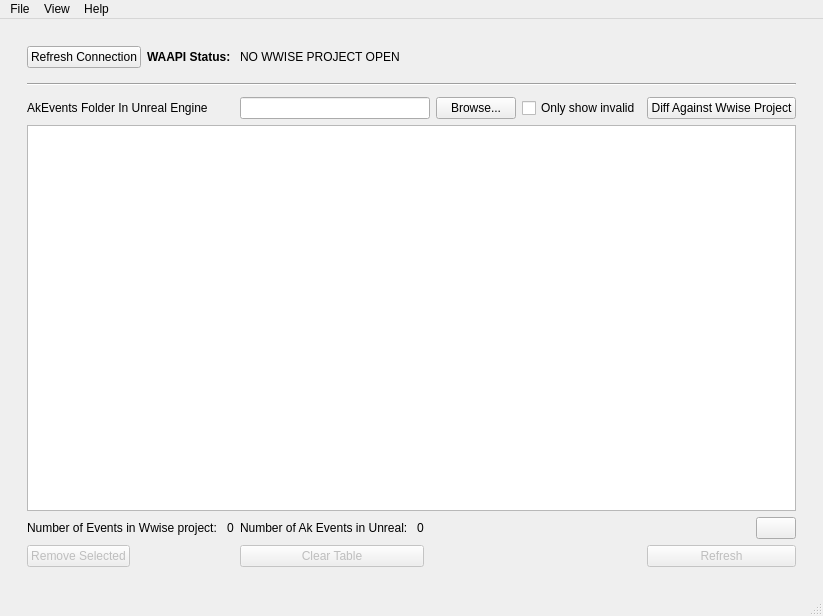
First picture: the form in src/ui/gui/MainWindow.ui, repository SoundsLikeJonny/wwise-ue-differ, before the edit.
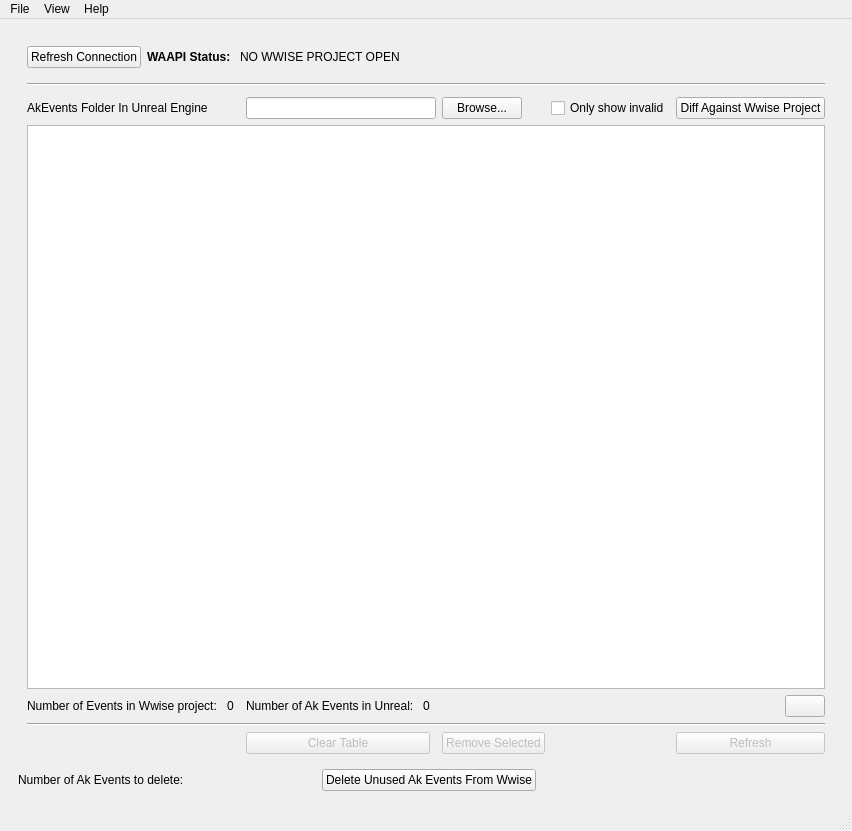
Second picture: the form after the edit.

```diff
--- a/src/ui/gui/MainWindow.ui
+++ b/src/ui/gui/MainWindow.ui
@@ -7,7 +7,7 @@
     <x>0</x>
     <y>0</y>
     <width>791</width>
-    <height>616</height>
+    <height>831</height>
    </rect>
   </property>
   <property name="windowTitle">
@@ -18,7 +18,7 @@
     <item>
      <widget class="QWidget" name="widget" native="true">
       <layout class="QGridLayout" name="gridLayout_2">
-       <item row="0" column="0">
+       <item row="1" column="0">
         <widget class="QStackedWidget" name="stackedWidget">
          <property name="currentIndex">
           <number>1</number>
@@ -114,33 +114,7 @@
          </widget>
          <widget class="QWidget" name="page_main">
           <layout class="QGridLayout" name="gridLayout_3">
-           <item row="1" column="1" colspan="6">
-            <widget class="Line" name="line">
-             <property name="lineWidth">
-              <number>0</number>
-             </property>
-             <property name="midLineWidth">
-              <number>0</number>
-             </property>
-             <property name="orientation">
-              <enum>Qt::Horizontal</enum>
-             </property>
-            </widget>
-           </item>
-           <item row="12" column="3">
-            <spacer name="horizontalSpacer">
-             <property name="orientation">
-              <enum>Qt::Horizontal</enum>
-             </property>
-             <property name="sizeHint" stdset="0">
-              <size>
-               <width>40</width>
-               <height>20</height>
-              </size>
-             </property>
-            </spacer>
-           </item>
-           <item row="5" column="4">
+           <item row="5" column="5">
             <widget class="QPushButton" name="pushButton_browse_select_ak_event_folder">
              <property name="sizePolicy">
               <sizepolicy hsizetype="Maximum" vsizetype="Fixed">
@@ -156,143 +130,7 @@
              </property>
             </widget>
            </item>
-           <item row="12" column="2">
-            <widget class="QPushButton" name="pushButton_clear_tree">
-             <property name="enabled">
-              <bool>false</bool>
-             </property>
-             <property name="text">
-              <string>Clear Table</string>
-             </property>
-            </widget>
-           </item>
-           <item row="12" column="6">
-            <widget class="QPushButton" name="pushButton_refresh">
-             <property name="enabled">
-              <bool>false</bool>
-             </property>
-             <property name="text">
-              <string>Refresh</string>
-             </property>
-            </widget>
-           </item>
-           <item row="5" column="2" colspan="2">
-            <widget class="QLineEdit" name="lineEdit_ak_events_folder_in_ue">
-             <property name="toolTip">
-              <string>For example [Path]/[To]/Content/Audio/Events</string>
-             </property>
-            </widget>
-           </item>
-           <item row="3" column="1" colspan="6">
-            <spacer name="verticalSpacer_2">
-             <property name="orientation">
-              <enum>Qt::Vertical</enum>
-             </property>
-             <property name="sizeType">
-              <enum>QSizePolicy::Fixed</enum>
-             </property>
-             <property name="sizeHint" stdset="0">
-              <size>
-               <width>20</width>
-               <height>5</height>
-              </size>
-             </property>
-            </spacer>
-           </item>
-           <item row="8" column="1" colspan="6">
-            <widget class="QListWidget" name="listWidget_ak_events"/>
-           </item>
-           <item row="10" column="1">
-            <layout class="QHBoxLayout" name="horizontalLayout_2">
-             <property name="bottomMargin">
-              <number>0</number>
-             </property>
-             <item>
-              <widget class="QLabel" name="label_3">
-               <property name="sizePolicy">
-                <sizepolicy hsizetype="Maximum" vsizetype="Preferred">
-                 <horstretch>0</horstretch>
-                 <verstretch>0</verstretch>
-                </sizepolicy>
-               </property>
-               <property name="text">
-                <string>Number of Events in Wwise project: </string>
-               </property>
-              </widget>
-             </item>
-             <item>
-              <widget class="QLabel" name="label_num_events_in_wwise_project">
-               <property name="text">
-                <string>0</string>
-               </property>
-              </widget>
-             </item>
-            </layout>
-           </item>
-           <item row="5" column="1">
-            <widget class="QLabel" name="label_2">
-             <property name="sizePolicy">
-              <sizepolicy hsizetype="Fixed" vsizetype="Preferred">
-               <horstretch>0</horstretch>
-               <verstretch>0</verstretch>
-              </sizepolicy>
-             </property>
-             <property name="text">
-              <string>AkEvents Folder In Unreal Engine</string>
-             </property>
-             <property name="alignment">
-              <set>Qt::AlignLeading|Qt::AlignLeft|Qt::AlignVCenter</set>
-             </property>
-            </widget>
-           </item>
-           <item row="10" column="2">
-            <layout class="QHBoxLayout" name="horizontalLayout_3">
-             <item>
-              <widget class="QLabel" name="label_4">
-               <property name="sizePolicy">
-                <sizepolicy hsizetype="Maximum" vsizetype="Preferred">
-                 <horstretch>0</horstretch>
-                 <verstretch>0</verstretch>
-                </sizepolicy>
-               </property>
-               <property name="text">
-                <string>Number of Ak Events in Unreal: </string>
-               </property>
-              </widget>
-             </item>
-             <item>
-              <widget class="QLabel" name="label_num_events_in_ue_project">
-               <property name="text">
-                <string>0</string>
-               </property>
-              </widget>
-             </item>
-            </layout>
-           </item>
-           <item row="5" column="6">
-            <widget class="QPushButton" name="pushButton_diff_against_wwise_project">
-             <property name="sizePolicy">
-              <sizepolicy hsizetype="Maximum" vsizetype="Fixed">
-               <horstretch>0</horstretch>
-               <verstretch>0</verstretch>
-              </sizepolicy>
-             </property>
-             <property name="toolTip">
-              <string>Populate the table with info</string>
-             </property>
-             <property name="text">
-              <string>Diff Against Wwise Project</string>
-             </property>
-            </widget>
-           </item>
-           <item row="2" column="1" colspan="6">
-            <widget class="Line" name="line_2">
-             <property name="orientation">
-              <enum>Qt::Horizontal</enum>
-             </property>
-            </widget>
-           </item>
-           <item row="10" column="6">
+           <item row="10" column="7">
             <layout class="QHBoxLayout" name="horizontalLayout_4">
              <item>
               <spacer name="horizontalSpacer_2">
@@ -325,29 +163,7 @@
              </item>
             </layout>
            </item>
-           <item row="12" column="1">
-            <widget class="QPushButton" name="pushButton_remove_selected_tree_widget_rows">
-             <property name="enabled">
-              <bool>false</bool>
-             </property>
-             <property name="sizePolicy">
-              <sizepolicy hsizetype="Maximum" vsizetype="Fixed">
-               <horstretch>0</horstretch>
-               <verstretch>0</verstretch>
-              </sizepolicy>
-             </property>
-             <property name="maximumSize">
-              <size>
-               <width>16777215</width>
-               <height>16777215</height>
-              </size>
-             </property>
-             <property name="text">
-              <string>Remove Selected</string>
-             </property>
-            </widget>
-           </item>
-           <item row="0" column="1" colspan="6">
+           <item row="0" column="1" colspan="7">
             <layout class="QHBoxLayout" name="horizontalLayout">
              <property name="bottomMargin">
               <number>0</number>
@@ -415,13 +231,204 @@
              </item>
             </layout>
            </item>
-           <item row="5" column="5">
+           <item row="10" column="1">
+            <layout class="QHBoxLayout" name="horizontalLayout_2">
+             <property name="bottomMargin">
+              <number>0</number>
+             </property>
+             <item>
+              <widget class="QLabel" name="label_3">
+               <property name="sizePolicy">
+                <sizepolicy hsizetype="Maximum" vsizetype="Preferred">
+                 <horstretch>0</horstretch>
+                 <verstretch>0</verstretch>
+                </sizepolicy>
+               </property>
+               <property name="text">
+                <string>Number of Events in Wwise project: </string>
+               </property>
+              </widget>
+             </item>
+             <item>
+              <widget class="QLabel" name="label_num_events_in_wwise_project">
+               <property name="text">
+                <string>0</string>
+               </property>
+              </widget>
+             </item>
+            </layout>
+           </item>
+           <item row="15" column="3">
+            <widget class="QPushButton" name="pushButton_clear_tree">
+             <property name="enabled">
+              <bool>false</bool>
+             </property>
+             <property name="text">
+              <string>Clear Table</string>
+             </property>
+            </widget>
+           </item>
+           <item row="5" column="7">
+            <widget class="QPushButton" name="pushButton_diff_against_wwise_project">
+             <property name="sizePolicy">
+              <sizepolicy hsizetype="Maximum" vsizetype="Fixed">
+               <horstretch>0</horstretch>
+               <verstretch>0</verstretch>
+              </sizepolicy>
+             </property>
+             <property name="toolTip">
+              <string>Populate the table with info</string>
+             </property>
+             <property name="text">
+              <string>Diff Against Wwise Project</string>
+             </property>
+            </widget>
+           </item>
+           <item row="5" column="6">
             <widget class="QCheckBox" name="checkBox_only_show_invalid">
              <property name="text">
               <string>Only show invalid</string>
              </property>
             </widget>
            </item>
+           <item row="8" column="1" colspan="7">
+            <widget class="QListWidget" name="listWidget_ak_events"/>
+           </item>
+           <item row="10" column="3">
+            <layout class="QHBoxLayout" name="horizontalLayout_3">
+             <item>
+              <widget class="QLabel" name="label_4">
+               <property name="sizePolicy">
+                <sizepolicy hsizetype="Maximum" vsizetype="Preferred">
+                 <horstretch>0</horstretch>
+                 <verstretch>0</verstretch>
+                </sizepolicy>
+               </property>
+               <property name="text">
+                <string>Number of Ak Events in Unreal: </string>
+               </property>
+              </widget>
+             </item>
+             <item>
+              <widget class="QLabel" name="label_num_events_in_ue_project">
+               <property name="text">
+                <string>0</string>
+               </property>
+              </widget>
+             </item>
+            </layout>
+           </item>
+           <item row="5" column="3" colspan="2">
+            <widget class="QLineEdit" name="lineEdit_ak_events_folder_in_ue">
+             <property name="toolTip">
+              <string>For example [Path]/[To]/Content/Audio/Events</string>
+             </property>
+            </widget>
+           </item>
+           <item row="15" column="5">
+            <widget class="QPushButton" name="pushButton_remove_selected_tree_widget_rows">
+             <property name="enabled">
+              <bool>false</bool>
+             </property>
+             <property name="sizePolicy">
+              <sizepolicy hsizetype="Maximum" vsizetype="Fixed">
+               <horstretch>0</horstretch>
+               <verstretch>0</verstretch>
+              </sizepolicy>
+             </property>
+             <property name="maximumSize">
+              <size>
+               <width>16777215</width>
+               <height>16777215</height>
+              </size>
+             </property>
+             <property name="text">
+              <string>Remove Selected</string>
+             </property>
+            </widget>
+           </item>
+           <item row="3" column="1" colspan="7">
+            <spacer name="verticalSpacer_2">
+             <property name="orientation">
+              <enum>Qt::Vertical</enum>
+             </property>
+             <property name="sizeType">
+              <enum>QSizePolicy::Fixed</enum>
+             </property>
+             <property name="sizeHint" stdset="0">
+              <size>
+               <width>20</width>
+               <height>5</height>
+              </size>
+             </property>
+            </spacer>
+           </item>
+           <item row="15" column="4">
+            <spacer name="horizontalSpacer">
+             <property name="orientation">
+              <enum>Qt::Horizontal</enum>
+             </property>
+             <property name="sizeHint" stdset="0">
+              <size>
+               <width>40</width>
+               <height>20</height>
+              </size>
+             </property>
+            </spacer>
+           </item>
+           <item row="5" column="1">
+            <widget class="QLabel" name="label_2">
+             <property name="sizePolicy">
+              <sizepolicy hsizetype="Fixed" vsizetype="Preferred">
+               <horstretch>0</horstretch>
+               <verstretch>0</verstretch>
+              </sizepolicy>
+             </property>
+             <property name="text">
+              <string>AkEvents Folder In Unreal Engine</string>
+             </property>
+             <property name="alignment">
+              <set>Qt::AlignLeading|Qt::AlignLeft|Qt::AlignVCenter</set>
+             </property>
+            </widget>
+           </item>
+           <item row="1" column="1" colspan="7">
+            <widget class="Line" name="line">
+             <property name="lineWidth">
+              <number>0</number>
+             </property>
+             <property name="midLineWidth">
+              <number>0</number>
+             </property>
+             <property name="orientation">
+              <enum>Qt::Horizontal</enum>
+             </property>
+            </widget>
+           </item>
+           <item row="15" column="7">
+            <widget class="QPushButton" name="pushButton_refresh">
+             <property name="enabled">
+              <bool>false</bool>
+             </property>
+             <property name="text">
+              <string>Refresh</string>
+             </property>
+            </widget>
+           </item>
+           <item row="2" column="1" colspan="7">
+            <widget class="Line" name="line_2">
+             <property name="orientation">
+              <enum>Qt::Horizontal</enum>
+             </property>
+            </widget>
+           </item>
+           <item row="13" column="1" colspan="7">
+            <widget class="Line" name="line_3">
+             <property name="orientation">
+              <enum>Qt::Horizontal</enum>
+             </property>
+            </widget>
+           </item>
           </layout>
          </widget>
          <widget class="QWidget" name="page">
@@ -429,6 +436,64 @@
          </widget>
         </widget>
        </item>
+       <item row="6" column="0">
+        <layout class="QHBoxLayout" name="horizontalLayout_5">
+         <item>
+          <layout class="QHBoxLayout" name="horizontalLayout_6">
+           <property name="bottomMargin">
+            <number>0</number>
+           </property>
+           <item>
+            <widget class="QLabel" name="label_5">
+             <property name="text">
+              <string>Number of Ak Events to delete: </string>
+             </property>
+            </widget>
+           </item>
+           <item>
+            <widget class="QLabel" name="label_number_of_events_to_delete">
+             <property name="text">
+              <string/>
+             </property>
+            </widget>
+           </item>
+           <item>
+            <spacer name="horizontalSpacer_5">
+             <property name="orientation">
+              <enum>Qt::Horizontal</enum>
+             </property>
+             <property name="sizeHint" stdset="0">
+              <size>
+               <width>40</width>
+               <height>20</height>
+              </size>
+             </property>
+            </spacer>
+           </item>
+          </layout>
+         </item>
+         <item>
+          <widget class="QPushButton" name="pushButton_delete_unused_ak_events">
+           <property name="text">
+            <string>Delete Unused Ak Events From Wwise</string>
+           </property>
+          </widget>
+         </item>
+         <item>
+          <spacer name="horizontalSpacer_4">
+           <property name="orientation">
+            <enum>Qt::Horizontal</enum>
+           </property>
+           <property name="sizeHint" stdset="0">
+            <size>
+             <width>40</width>
+             <height>20</height>
+            </size>
+           </property>
+          </spacer>
+         </item>
+        </layout>
+       </item>
       </layout>
      </widget>
     </item>
```
